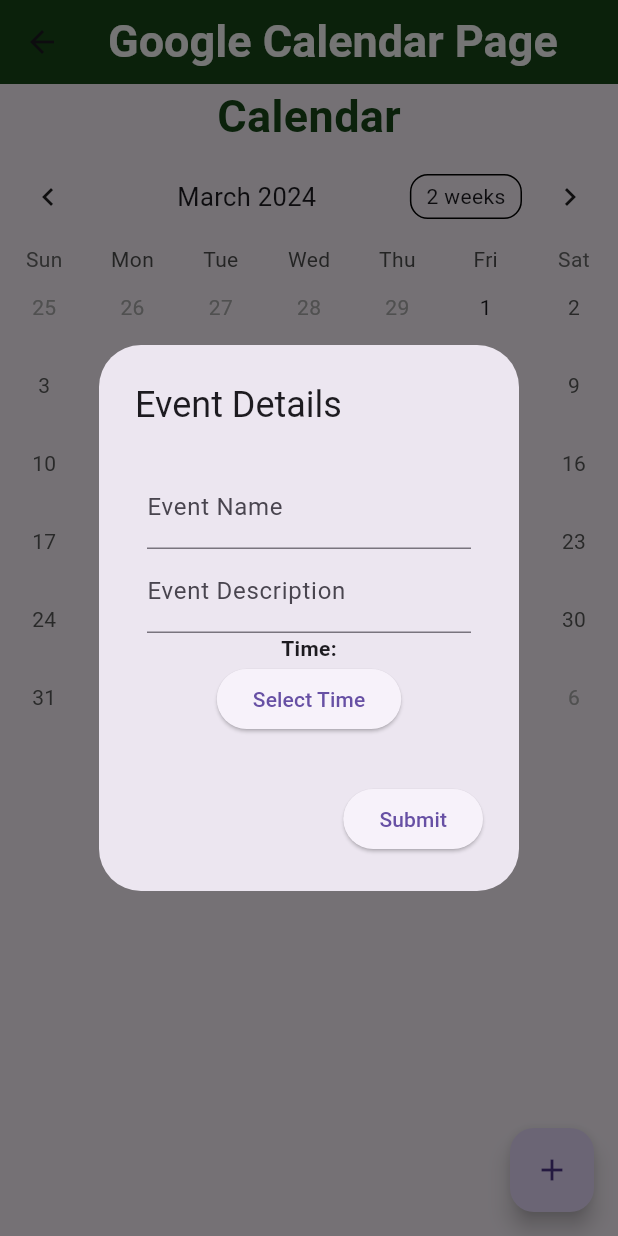
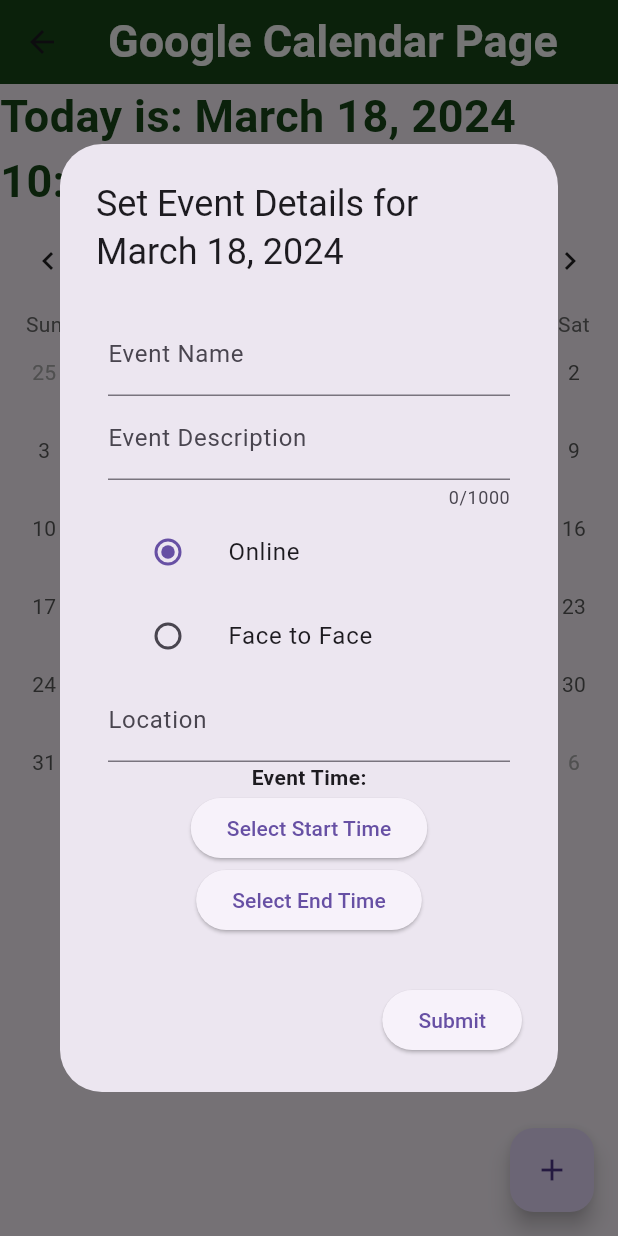
Before and after one commit to mroxas29/gsts, a Flutter app: the Calendar screen opened directly, after a tap on the "add" icon, on a phone screen of 412 x 824 dp. Run offline on Flutter 3.47's test engine with Material 3 defaults, Android fonts, the phone set to English and light mode, and no system bars; drawn by our look-alikes of table_calendar; our stand-ins replace cloud_firestore, file_picker, firebase_auth, firebase_core, flutter_typeahead, google_sign_in and 2 more; missing offline and left inert: dart:html, googleapis, open_document, side_navigation; accounts and stored records are empty; Roboto replaces fonts that are missing (Outfit).

Commit message:
Calendar Update
- Added radio buttons for online/f2f event
- Start & End Time Picker
- Updated Page Title to show current date and time
- Add Event Popup header changed to reflect selected date for adding new event

```diff
--- a/lib/ui/calendar.dart
+++ b/lib/ui/calendar.dart
@@ -9,18 +9,31 @@ import 'package:googleapis/calendar/v3.dart' as cal;
 import 'package:url_launcher/url_launcher.dart';
 import 'package:table_calendar/table_calendar.dart';
 import 'package:sysadmindb/ui/EventDetailsScreen.dart';
+import 'package:intl/intl.dart';
 
 // CALENDAR PAGE || Following guide: https://www.youtube.com/watch?v=6Gxa-v7Zh7I&ab_channel=AIwithFlutter
 class Calendar extends StatefulWidget {
+  //final DateTime selectedDate;
+  //Calendar({required this.selectedDate});
   @override
   _CalendarState createState() => _CalendarState();
-  //final DateTime selectedDate;
-  //Calendar({required this.selectedDate});
+
 }
 
+// Event Type Choices
+enum EventTypeRadio { online, f2f }
+
+// Today's Date
+DateTime today = DateTime.now();
+
 class _CalendarState extends State<Calendar> {
-  DateTime today = DateTime.now();
   DateTime selectedTime = DateTime.now();
+  TimeOfDay? pickedStartTime;
+  TimeOfDay? pickedEndTime;
+  String currentDate =
+      "Today is: ${DateFormat('MMMM').format(today)} ${today.day}, ${today.year} ${today.hour}:${today.minute}";
+
+  EventTypeRadio? _eventtype = EventTypeRadio.online;
 
   // Store Events created
   //Map<DateTime, List<Event>> events = {};
@@ -31,24 +44,38 @@ class _CalendarState extends State<Calendar> {
     return Scaffold(
       appBar: AppBar(
 
+        // PAGE HEADER
         title:
           Text(
             'Google Calendar Page',
-            textDirection: TextDirection.ltr,
-            style: TextStyle(fontFamily: 'Outfit', fontSize: 30, fontWeight: FontWeight.bold, color: Color.fromARGB(255, 255, 255, 255)),
+            style: TextStyle(
+              fontFamily: 'Outfit',
+              fontSize: 30,
+              fontWeight: FontWeight.bold,
+              color: Color.fromARGB(255, 255, 255, 255)
+            ),
           ),
 
         backgroundColor: Color(0xFF174719),
       ),
+
+
       body: Center(
         child: Column(
           children: [
 
+            // PAGE LANDING TITLE
             Text(
-              'Calendar',
-              textDirection: TextDirection.ltr,
-              style: TextStyle(fontFamily: 'Outfit', fontSize: 30, fontWeight: FontWeight.bold, color: Color(0xFF174719)),
+              currentDate,
+              style: TextStyle(
+                fontFamily: 'Outfit',
+                fontSize: 30,
+                fontWeight: FontWeight.bold,
+                color: Color(0xFF174719)
+              ),
             ),
+
+            // CALENDAR
             TableCalendar(
               headerStyle: HeaderStyle(titleCentered: true),
               focusedDay: today,
@@ -78,11 +105,16 @@ class _CalendarState extends State<Calendar> {
             builder: (context)
             {
               return AlertDialog(
-                scrollable: true,title: Text ("Event Details"),
-                content: Padding(
+                scrollable: true,
+
+                title: Text ("Set Event Details for ${DateFormat('MMMM').format(today)} ${today.day}, ${today.year}"),
+                content: Container(
                   padding: EdgeInsets.all(8),
+
                   child: Column(
                     children: [
+
+                      // EVENT NAME
                       TextFormField(
                         decoration: InputDecoration(labelText: 'Event Name'),
                         validator: (value) {
@@ -92,6 +124,8 @@ class _CalendarState extends State<Calendar> {
                           return null;
                         },
                       ),
+
+                      // EVENT DESCRIPTION
                       TextFormField(
                         decoration: InputDecoration(labelText: 'Event Description'),
                         validator: (value) {
@@ -100,11 +134,57 @@ class _CalendarState extends State<Calendar> {
                           }
                           return null;
                         },
+                        keyboardType: TextInputType.multiline,
+                      minLines: 1,
+                      maxLines: 20,
+                      maxLength: 1000,
                       ),
+
+                      // EVENT TYPE (Online or Face-to-Face || Make into radio buttons: https://api.flutter.dev/flutter/material/Radio-class.html)
+                      ListTile(
+                        title: const Text('Online'),
+                        leading: Radio<EventTypeRadio>(
+                          value: EventTypeRadio.online,
+                          groupValue: _eventtype,
+                          onChanged: (EventTypeRadio? value) {
+                            setState(() {
+                              _eventtype = value;
+                            });
+                          },
+                        ),
+                      ),
+
+                      ListTile(
+                        title: const Text('Face to Face'),
+                        leading: Radio<EventTypeRadio>(
+                          value: EventTypeRadio.f2f,
+                          groupValue: _eventtype,
+                          onChanged: (EventTypeRadio? value) {
+                            setState(() {
+                              _eventtype = value;
+                            });
+                          },
+                        ),
+                      ),
+
+
+                      // LOCATION PICKER
+                      TextFormField(
+                        decoration: InputDecoration(labelText: 'Location'),
+                        validator: (value) {
+                          if (value == null || value.isEmpty) {
+                            return 'Please enter the Event Name';
+                          }
+                          return null;
+                        },
+                      ),
+
+                      // TIME PICKER
                       Text(
-                        'Time:',
+                        'Event Time:',
                         style: TextStyle(fontWeight: FontWeight.bold),
                       ),
+
                       ElevatedButton(
                         onPressed: () async {
                           // Show time picker
@@ -125,8 +205,33 @@ class _CalendarState extends State<Calendar> {
                             });
                           }
                         },
-                        child: Text('Select Time'),
+                        child: Text('Select Start Time'),
                       ),
+
+                       ElevatedButton(
+                        onPressed: () async {
+                          // Show time picker
+                          TimeOfDay? pickedTime = await showTimePicker(
+                            context: context,
+                            initialTime: TimeOfDay.fromDateTime(selectedTime),
+                          );
+
+                          if (pickedTime != null) {
+                            setState(() {
+                              selectedTime = DateTime(
+                                //widget.selectedDate.year,
+                                //widget.selectedDate.month,
+                                //widget.selectedDate.day,
+                                pickedTime.hour,
+                                pickedTime.minute,
+                              );
+                            });
+                          }
+                        },
+                        child: Text('Select End Time'),
+                      ),
+
+
                     ],
                   ),
                 ),
```
